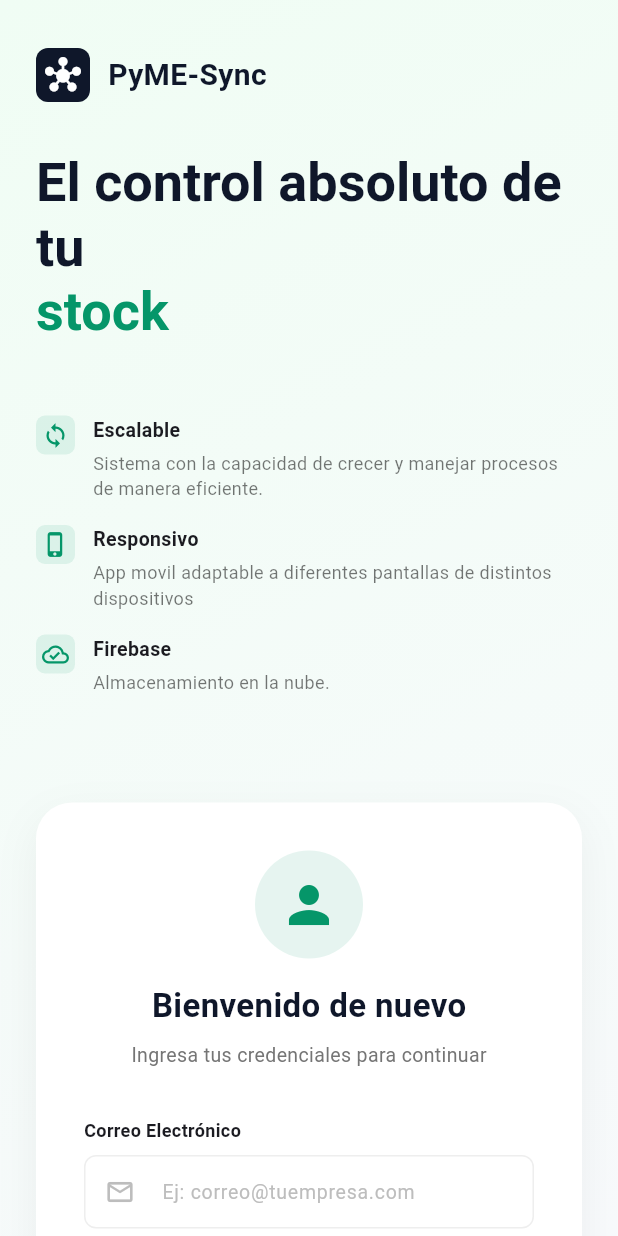
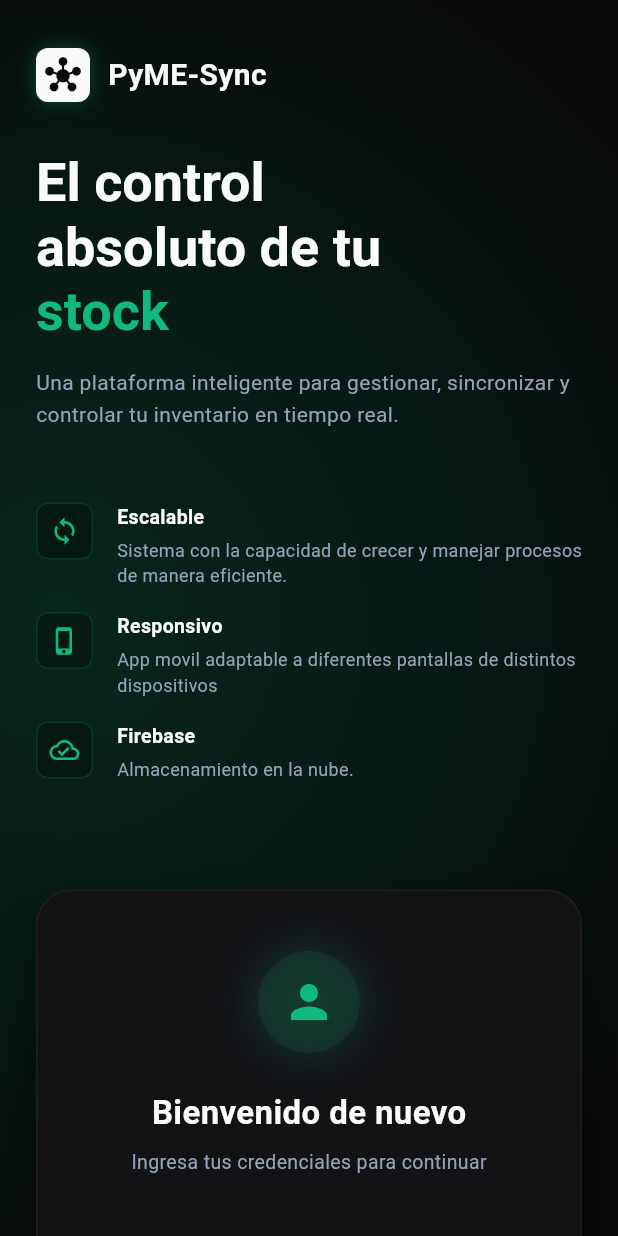
Before and after one commit to moviles-tin-2026/loggin_app-equipo4, a Flutter app: the screen it shows after launch, on a phone screen of 412 x 824 dp. Run offline on Flutter 3.47's test engine with Material 3 defaults, Android fonts, the phone set to English and light mode, and no system bars; our stand-ins replace cloud_firestore, firebase_auth, firebase_core; missing offline and left inert: dart:html; accounts and stored records are empty.

Commit message:
Cambios al archivo login_page: Se cambio el css para darle un estilo mas obscuro y llamativo, agradable a la vista para mejorar la experiencia de ususario

```diff
--- a/lib/login_page.dart
+++ b/lib/login_page.dart
@@ -3,15 +3,12 @@ import 'package:firebase_auth/firebase_auth.dart';
 import 'package:cloud_firestore/cloud_firestore.dart';
 import 'inventory_page.dart';
 
-
 class LoginPage extends StatefulWidget {
   const LoginPage({super.key});
-
 
   @override
   State<LoginPage> createState() => _LoginPageState();
 }
-
 
 class _LoginPageState extends State<LoginPage> {
   final _formKey = GlobalKey<FormState>();
@@ -20,10 +17,13 @@ class _LoginPageState extends State<LoginPage> {
   bool _obscurePassword = true;
   bool _isLoading = false;
 
-
-  final Color _primaryDark = const Color(0xFF0F172A);
-  final Color _accentGreen = const Color(0xFF059669);
-
+  // NUEVA PALETA DE COLORES DARK MODE
+  final Color _bgDark = const Color(0xFF09090B); // Fondo principal
+  final Color _cardDark = const Color(0xFF131316); // Tarjeta del login
+  final Color _inputDark = const Color(0xFF1C1C21); // Cajas de texto
+  final Color _accentGreen = const Color(0xFF10B981); // Verde brillante
+  final Color _textWhite = const Color(0xFFF8FAFC); // Texto principal
+  final Color _textGray = const Color(0xFF94A3B8); // Texto secundario
 
   @override
   void dispose() {
@@ -32,23 +32,23 @@ class _LoginPageState extends State<LoginPage> {
     super.dispose();
   }
 
-
+  // =======================================================
+  // TU LÓGICA DE FIREBASE INTACTA
+  // =======================================================
   Future<void> _handleLogin() async {
     if (!_formKey.currentState!.validate()) return;
-
 
     setState(() {
       _isLoading = true;
     });
 
-
     try {
       // 1. Iniciar sesión con Firebase Auth
-      UserCredential userCredential = await FirebaseAuth.instance.signInWithEmailAndPassword(
+      UserCredential userCredential = await FirebaseAuth.instance
+          .signInWithEmailAndPassword(
             email: _emailController.text.trim(),
             password: _passwordController.text.trim(),
           );
-
 
       // 2. Buscar el perfil del usuario en Firestore para ver su Rol y Estado
       DocumentSnapshot userDoc = await FirebaseFirestore.instance
@@ -56,22 +56,22 @@ class _LoginPageState extends State<LoginPage> {
           .doc(userCredential.user!.uid)
           .get();
 
-
       if (!mounted) return;
-
 
       if (userDoc.exists) {
         // Extraer los datos (Si no tiene, asume activo y cajero por seguridad)
         String estado = userDoc.get('estado') ?? 'Activo';
         String rol = userDoc.get('rol') ?? 'cajero';
 
-
         // 3. Validar si la cuenta fue inhabilitada por un Administrador
         if (estado == 'Inactivo') {
-          await FirebaseAuth.instance.signOut(); // Le cerramos la sesión inmediatamente
+          await FirebaseAuth.instance
+              .signOut(); // Le cerramos la sesión inmediatamente
           ScaffoldMessenger.of(context).showSnackBar(
             const SnackBar(
-              content: Text('Tu cuenta está inhabilitada. Contacta al administrador.'),
+              content: Text(
+                'Tu cuenta está inhabilitada. Contacta al administrador.',
+              ),
               backgroundColor: Colors.red,
             ),
           );
@@ -81,16 +81,16 @@ class _LoginPageState extends State<LoginPage> {
           return; // Detenemos el proceso para que no entre
         }
 
-
         // 4. Si la cuenta está activa, mostramos mensaje personalizado y lo dejamos entrar
         ScaffoldMessenger.of(context).showSnackBar(
           SnackBar(
-            content: Text('Inicio exitoso. Estás en modo: ${rol.toUpperCase()}'),
+            content: Text(
+              'Inicio exitoso. Estás en modo: ${rol.toUpperCase()}',
+            ),
             backgroundColor: Colors.green,
             duration: const Duration(seconds: 3),
           ),
         );
-
 
         Navigator.pushReplacement(
           context,
@@ -101,13 +101,13 @@ class _LoginPageState extends State<LoginPage> {
         await FirebaseAuth.instance.signOut();
         ScaffoldMessenger.of(context).showSnackBar(
           const SnackBar(
-            content: Text('Error: No se encontró el perfil del usuario en la base de datos.'),
+            content: Text(
+              'Error: No se encontró el perfil del usuario en la base de datos.',
+            ),
             backgroundColor: Colors.orange,
           ),
         );
       }
-
-
     } on FirebaseAuthException catch (e) {
       if (!mounted) return;
       String message = 'Error al iniciar sesión';
@@ -121,12 +121,8 @@ class _LoginPageState extends State<LoginPage> {
         message = 'Esta cuenta ha sido deshabilitada desde Firebase.';
       }
 
-
       ScaffoldMessenger.of(context).showSnackBar(
-        SnackBar(
-          content: Text(message),
-          backgroundColor: Colors.red,
-        ),
+        SnackBar(content: Text(message), backgroundColor: Colors.red),
       );
     } catch (e) {
       if (!mounted) return;
@@ -145,29 +141,35 @@ class _LoginPageState extends State<LoginPage> {
     }
   }
 
-
+  // =======================================================
+  // DISEÑO VISUAL (NUEVO DARK MODE)
+  // =======================================================
   @override
   Widget build(BuildContext context) {
     final size = MediaQuery.of(context).size;
     final isDesktop = size.width > 900;
 
-
     return Scaffold(
+      backgroundColor: _bgDark,
       body: Container(
         width: double.infinity,
         height: double.infinity,
-        decoration: const BoxDecoration(
-          gradient: LinearGradient(
-            colors: [Color(0xFFF0FDF4), Color(0xFFF8FAFC)],
-            begin: Alignment.topLeft,
-            end: Alignment.bottomRight,
+        decoration: BoxDecoration(
+          // Simulamos el resplandor verde de la imagen en el fondo
+          gradient: RadialGradient(
+            center: const Alignment(-0.8, 0.0),
+            radius: 1.2,
+            colors: [
+              const Color(0xFF062D20).withOpacity(0.8), // Verde oscuro
+              _bgDark, // Negro
+            ],
           ),
         ),
         child: Center(
           child: SingleChildScrollView(
             padding: EdgeInsets.symmetric(
               horizontal: isDesktop ? 64.0 : 24.0,
-              vertical: 32.0
+              vertical: 32.0,
             ),
             child: isDesktop
                 ? Row(
@@ -192,7 +194,6 @@ class _LoginPageState extends State<LoginPage> {
     );
   }
 
-
   Widget _buildLeftInfoSection() {
     return ConstrainedBox(
       constraints: const BoxConstraints(maxWidth: 500),
@@ -203,53 +204,113 @@ class _LoginPageState extends State<LoginPage> {
             children: [
               Container(
                 padding: const EdgeInsets.all(6),
-                decoration: BoxDecoration(color: _primaryDark, borderRadius: BorderRadius.circular(8)),
-                child: const Icon(Icons.hub, color: Colors.white, size: 24),
+                decoration: BoxDecoration(
+                  color: _textWhite,
+                  borderRadius: BorderRadius.circular(8),
+                  boxShadow: [
+                    BoxShadow(
+                      color: _accentGreen.withOpacity(0.3),
+                      blurRadius: 10,
+                    ),
+                  ],
+                ),
+                child: Icon(Icons.hub, color: _bgDark, size: 24),
               ),
               const SizedBox(width: 12),
-              Text('PyME-Sync', style: TextStyle(fontSize: 20, fontWeight: FontWeight.bold, color: _primaryDark)),
+              Text(
+                'PyME-Sync',
+                style: TextStyle(
+                  fontSize: 20,
+                  fontWeight: FontWeight.bold,
+                  color: _textWhite,
+                ),
+              ),
             ],
           ),
           const SizedBox(height: 32),
           RichText(
             text: TextSpan(
-              style: TextStyle(fontSize: 36, fontWeight: FontWeight.bold, height: 1.2, color: _primaryDark),
+              style: TextStyle(
+                fontSize: 36,
+                fontWeight: FontWeight.bold,
+                height: 1.2,
+                color: _textWhite,
+              ),
               children: [
-                const TextSpan(text: 'El control absoluto de tu\n'),
-                TextSpan(text: 'stock', style: TextStyle(color: _accentGreen)),
+                const TextSpan(text: 'El control\nabsoluto de tu\n'),
+                TextSpan(
+                  text: 'stock',
+                  style: TextStyle(color: _accentGreen),
+                ),
               ],
             ),
           ),
+          const SizedBox(height: 16),
+          Text(
+            'Una plataforma inteligente para gestionar, sincronizar y controlar tu inventario en tiempo real.',
+            style: TextStyle(fontSize: 14, color: _textGray, height: 1.5),
+          ),
           const SizedBox(height: 48),
-          _buildFeatureItem(icon: Icons.sync, title: 'Escalable', description: 'Sistema con la capacidad de crecer y manejar procesos de manera eficiente.'),
+          _buildFeatureItem(
+            icon: Icons.sync,
+            title: 'Escalable',
+            description:
+                'Sistema con la capacidad de crecer y manejar procesos de manera eficiente.',
+          ),
           const SizedBox(height: 16),
-          _buildFeatureItem(icon: Icons.phone_iphone, title: 'Responsivo', description: 'App movil adaptable a diferentes pantallas de distintos dispositivos'),
+          _buildFeatureItem(
+            icon: Icons.phone_iphone,
+            title: 'Responsivo',
+            description:
+                'App movil adaptable a diferentes pantallas de distintos dispositivos',
+          ),
           const SizedBox(height: 16),
-          _buildFeatureItem(icon: Icons.cloud_done_outlined, title: 'Firebase', description: 'Almacenamiento en la nube.'),
+          _buildFeatureItem(
+            icon: Icons.cloud_done_outlined,
+            title: 'Firebase',
+            description: 'Almacenamiento en la nube.',
+          ),
           const SizedBox(height: 40),
         ],
       ),
     );
   }
 
-
-  Widget _buildFeatureItem({required IconData icon, required String title, required String description}) {
+  Widget _buildFeatureItem({
+    required IconData icon,
+    required String title,
+    required String description,
+  }) {
     return Row(
       crossAxisAlignment: CrossAxisAlignment.start,
       children: [
         Container(
-          padding: const EdgeInsets.all(4),
-          decoration: BoxDecoration(color: _accentGreen.withOpacity(0.1), borderRadius: BorderRadius.circular(6)),
-          child: Icon(icon, color: _accentGreen, size: 18),
+          padding: const EdgeInsets.all(8),
+          decoration: BoxDecoration(
+            color: Colors.black.withOpacity(0.3),
+            border: Border.all(color: _accentGreen.withOpacity(0.2)),
+            borderRadius: BorderRadius.circular(8),
           ),
-        const SizedBox(width: 12),
+          child: Icon(icon, color: _accentGreen, size: 20),
+        ),
+        const SizedBox(width: 16),
         Expanded(
           child: Column(
             crossAxisAlignment: CrossAxisAlignment.start,
             children: [
-              Text(title, style: const TextStyle(fontWeight: FontWeight.bold, fontSize: 13)),
+              Text(
+                title,
+                style: TextStyle(
+                  fontWeight: FontWeight.bold,
+                  fontSize: 13,
+                  color: _textWhite,
+                ),
+              ),
               const SizedBox(height: 4),
-              Text(description, style: const TextStyle(fontSize: 12, color: Colors.black54)),
+              Text(
+                description,
+                style: TextStyle(fontSize: 12, color: _textGray),
+              ),
             ],
           ),
         ),
@@ -257,16 +318,22 @@ class _LoginPageState extends State<LoginPage> {
     );
   }
 
-
   Widget _buildRightLoginCard() {
     return ConstrainedBox(
       constraints: const BoxConstraints(maxWidth: 450),
       child: Container(
-        padding: const EdgeInsets.all(32),
+        padding: const EdgeInsets.all(40),
         decoration: BoxDecoration(
-          color: Colors.white,
+          color: _cardDark,
           borderRadius: BorderRadius.circular(24),
-          boxShadow: [BoxShadow(color: Colors.black.withOpacity(0.05), blurRadius: 24, offset: const Offset(0, 10))],
+          border: Border.all(color: Colors.white.withOpacity(0.05)),
+          boxShadow: [
+            BoxShadow(
+              color: Colors.black.withOpacity(0.5),
+              blurRadius: 30,
+              offset: const Offset(0, 15),
+            ),
+          ],
         ),
         child: Form(
           key: _formKey,
@@ -276,69 +343,156 @@ class _LoginPageState extends State<LoginPage> {
               Center(
                 child: Column(
                   children: [
-                    CircleAvatar(radius: 36, backgroundColor: _accentGreen.withOpacity(0.1), child: Icon(Icons.person, size: 40, color: _accentGreen)),
-                    const SizedBox(height: 16),
-                    Text('Bienvenido de nuevo', style: TextStyle(fontSize: 22, fontWeight: FontWeight.bold, color: _primaryDark)),
+                    // El avatar con resplandor verde
+                    Container(
+                      padding: const EdgeInsets.all(16),
+                      decoration: BoxDecoration(
+                        shape: BoxShape.circle,
+                        color: _accentGreen.withOpacity(0.1),
+                        boxShadow: [
+                          BoxShadow(
+                            color: _accentGreen.withOpacity(0.15),
+                            blurRadius: 20,
+                            spreadRadius: 5,
+                          ),
+                        ],
+                      ),
+                      child: Icon(Icons.person, size: 36, color: _accentGreen),
+                    ),
+                    const SizedBox(height: 24),
+                    Text(
+                      'Bienvenido de nuevo',
+                      style: TextStyle(
+                        fontSize: 22,
+                        fontWeight: FontWeight.bold,
+                        color: _textWhite,
+                      ),
+                    ),
                     const SizedBox(height: 8),
-                    Text('Ingresa tus credenciales para continuar', style: TextStyle(fontSize: 13, color: Colors.grey.shade600)),
+                    Text(
+                      'Ingresa tus credenciales para continuar',
+                      style: TextStyle(fontSize: 13, color: _textGray),
+                    ),
                   ],
                 ),
               ),
-              const SizedBox(height: 32), // Ajustamos el espaciado ya que quitamos los botones
-              const Text('Correo Electrónico', style: TextStyle(fontSize: 12, fontWeight: FontWeight.bold)),
+              const SizedBox(height: 40),
+
+              Text(
+                'Correo Electrónico',
+                style: TextStyle(
+                  fontSize: 12,
+                  fontWeight: FontWeight.bold,
+                  color: _textWhite,
+                ),
+              ),
               const SizedBox(height: 8),
               TextFormField(
                 controller: _emailController,
                 keyboardType: TextInputType.emailAddress,
-                style: const TextStyle(fontSize: 14),
-                decoration: _inputDecoration(hint: 'Ej: correo@tuempresa.com', icon: Icons.email_outlined),
+                style: TextStyle(fontSize: 14, color: _textWhite),
+                decoration: _inputDecoration(
+                  hint: 'ej: correo@tuempresa.com',
+                  icon: Icons.email_outlined,
+                ),
                 validator: (value) {
-                  if (value == null || value.isEmpty) return 'Por favor ingresa tu correo';
+                  if (value == null || value.isEmpty)
+                    return 'Por favor ingresa tu correo';
                   if (!value.contains('@')) return 'Ingresa un correo válido';
                   return null;
                 },
               ),
-              const SizedBox(height: 16),
+              const SizedBox(height: 20),
+
               Row(
                 mainAxisAlignment: MainAxisAlignment.spaceBetween,
                 children: [
-                  const Text('Contraseña', style: TextStyle(fontSize: 12, fontWeight: FontWeight.bold)),
+                  Text(
+                    'Contraseña',
+                    style: TextStyle(
+                      fontSize: 12,
+                      fontWeight: FontWeight.bold,
+                      color: _textWhite,
+                    ),
+                  ),
                   GestureDetector(
                     onTap: () {},
-                    child: Text('¿Olvidaste tu contraseña?', style: TextStyle(fontSize: 11, fontWeight: FontWeight.bold, color: _accentGreen)),
-                  )
+                    child: Text(
+                      '¿Olvidaste tu contraseña?',
+                      style: TextStyle(
+                        fontSize: 11,
+                        fontWeight: FontWeight.w600,
+                        color: _accentGreen,
+                      ),
+                    ),
+                  ),
                 ],
               ),
               const SizedBox(height: 8),
               TextFormField(
                 controller: _passwordController,
                 obscureText: _obscurePassword,
-                style: const TextStyle(fontSize: 14),
-                decoration: _inputDecoration(hint: 'Ingresa tu contraseña de acceso', icon: Icons.lock_outline).copyWith(
+                style: TextStyle(fontSize: 14, color: _textWhite),
+                decoration:
+                    _inputDecoration(
+                      hint: 'Ingresa tu contraseña de acceso',
+                      icon: Icons.lock_outline,
+                    ).copyWith(
                       suffixIcon: IconButton(
-                    icon: Icon(_obscurePassword ? Icons.visibility_off_outlined : Icons.visibility_outlined, color: Colors.grey.shade400, size: 20),
-                    onPressed: () => setState(() => _obscurePassword = !_obscurePassword),
+                        icon: Icon(
+                          _obscurePassword
+                              ? Icons.visibility_off_outlined
+                              : Icons.visibility_outlined,
+                          color: _textGray,
+                          size: 20,
+                        ),
+                        onPressed: () => setState(
+                          () => _obscurePassword = !_obscurePassword,
+                        ),
                       ),
                     ),
                 validator: (value) {
-                  if (value == null || value.isEmpty) return 'Por favor ingresa tu contraseña';
-                  if (value.length < 6) return 'Debe tener al menos 6 caracteres';
+                  if (value == null || value.isEmpty)
+                    return 'Por favor ingresa tu contraseña';
+                  if (value.length < 6)
+                    return 'Debe tener al menos 6 caracteres';
                   return null;
                 },
               ),
               const SizedBox(height: 32),
+
               SizedBox(
                 width: double.infinity,
-                height: 48,
+                height: 52,
                 child: ElevatedButton(
                   onPressed: _isLoading ? null : _handleLogin,
-                  style: ElevatedButton.styleFrom(backgroundColor: _primaryDark, foregroundColor: Colors.white, shape: RoundedRectangleBorder(borderRadius: BorderRadius.circular(8)), elevation: 0),
+                  style: ElevatedButton.styleFrom(
+                    backgroundColor: _accentGreen,
+                    foregroundColor: _bgDark, // Texto oscuro sobre botón verde
+                    shape: RoundedRectangleBorder(
+                      borderRadius: BorderRadius.circular(12),
+                    ),
+                    elevation: 0,
+                  ),
                   child: _isLoading
-                      ? const SizedBox(width: 20, height: 20, child: CircularProgressIndicator(strokeWidth: 2, color: Colors.white))
+                      ? SizedBox(
+                          width: 20,
+                          height: 20,
+                          child: CircularProgressIndicator(
+                            strokeWidth: 2,
+                            color: _bgDark,
+                          ),
+                        )
                       : Row(
                           mainAxisAlignment: MainAxisAlignment.center,
                           children: const [
-                            Text('Ingresar a PyME-Sync', style: TextStyle(fontSize: 14, fontWeight: FontWeight.w600)),
+                            Text(
+                              'Ingresar a PyME-Sync',
+                              style: TextStyle(
+                                fontSize: 14,
+                                fontWeight: FontWeight.bold,
+                              ),
+                            ),
                             SizedBox(width: 8),
                             Icon(Icons.arrow_forward, size: 18),
                           ],
@@ -352,18 +506,33 @@ class _LoginPageState extends State<LoginPage> {
     );
   }
 
-
-  InputDecoration _inputDecoration({required String hint, required IconData icon}) {
+  InputDecoration _inputDecoration({
+    required String hint,
+    required IconData icon,
+  }) {
     return InputDecoration(
       hintText: hint,
-      hintStyle: TextStyle(fontSize: 13, color: Colors.grey.shade400),
-      prefixIcon: Icon(icon, color: Colors.grey.shade400, size: 20),
-      contentPadding: const EdgeInsets.symmetric(horizontal: 16, vertical: 14),
-      filled: true, fillColor: Colors.white,
-      enabledBorder: OutlineInputBorder(borderRadius: BorderRadius.circular(8), borderSide: BorderSide(color: Colors.grey.shade200)),
-      focusedBorder: OutlineInputBorder(borderRadius: BorderRadius.circular(8), borderSide: BorderSide(color: _accentGreen)),
-      errorBorder: OutlineInputBorder(borderRadius: BorderRadius.circular(8), borderSide: const BorderSide(color: Colors.red)),
-      focusedErrorBorder: OutlineInputBorder(borderRadius: BorderRadius.circular(8), borderSide: const BorderSide(color: Colors.red)),
+      hintStyle: TextStyle(fontSize: 13, color: _textGray.withOpacity(0.5)),
+      prefixIcon: Icon(icon, color: _textGray, size: 20),
+      contentPadding: const EdgeInsets.symmetric(horizontal: 16, vertical: 16),
+      filled: true,
+      fillColor: _inputDark,
+      enabledBorder: OutlineInputBorder(
+        borderRadius: BorderRadius.circular(12),
+        borderSide: const BorderSide(color: Colors.transparent),
+      ),
+      focusedBorder: OutlineInputBorder(
+        borderRadius: BorderRadius.circular(12),
+        borderSide: BorderSide(color: _accentGreen.withOpacity(0.5)),
+      ),
+      errorBorder: OutlineInputBorder(
+        borderRadius: BorderRadius.circular(12),
+        borderSide: BorderSide(color: Colors.red.withOpacity(0.5)),
+      ),
+      focusedErrorBorder: OutlineInputBorder(
+        borderRadius: BorderRadius.circular(12),
+        borderSide: const BorderSide(color: Colors.red),
+      ),
     );
   }
 }
```
Lines whose indentation alone changed are shown as unchanged.
